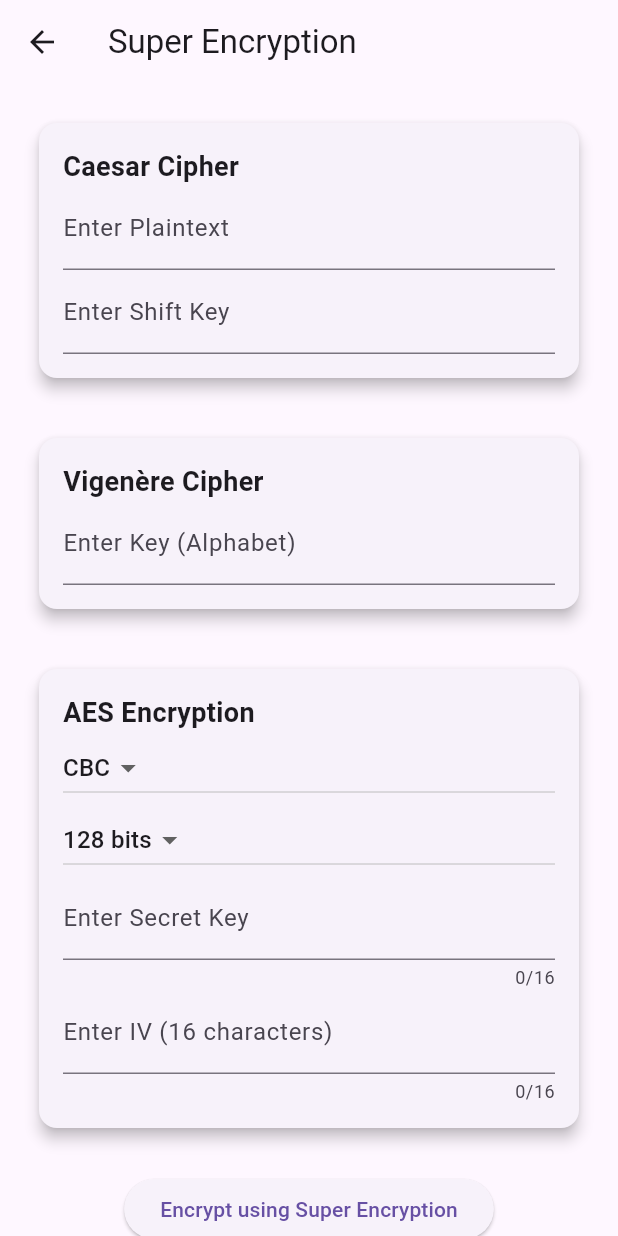
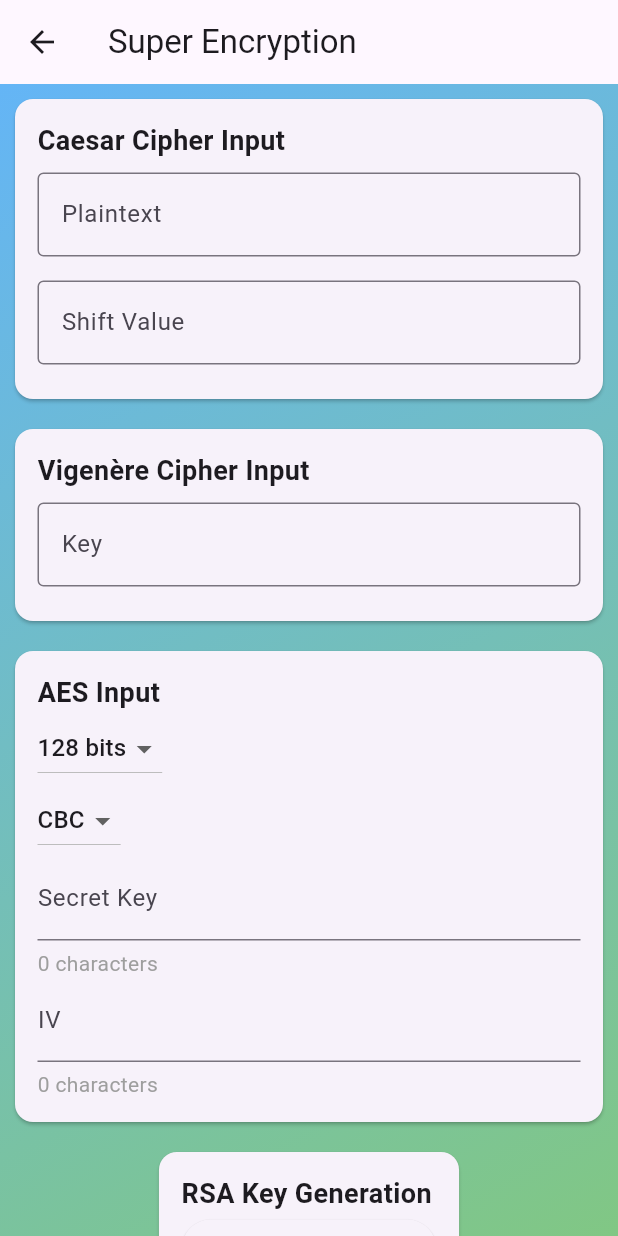
Before and after one commit to AryaRacing/kriptografi, a Flutter app: the SuperEncryptionPage screen opened directly, on a phone screen of 412 x 824 dp. Run offline on Flutter 3.47's test engine with Material 3 defaults, Android fonts, the phone set to English and light mode, and no system bars; missing offline and left inert: encrypt; Roboto replaces fonts that are missing (Raleway).

Commit message:
revisi kripto

```diff
--- a/lib/rsa_page.dart
+++ b/lib/rsa_page.dart
@@ -101,8 +101,10 @@ class _RSAPageState extends State<RSAPage> {
 
   void _decryptText() {
     setState(() {
-      List<int> encryptedChars = _ciphertext.split(', ').map((e) => int.parse(e)).toList();
-      _decryptedText = _decrypt(encryptedChars);
+      if (_ciphertext.isNotEmpty) {
+        List<int> encryptedChars = _ciphertext.split(', ').map((e) => int.parse(e)).toList();
+        _decryptedText = _decrypt(encryptedChars);
+      }
     });
   }
 
@@ -153,7 +155,13 @@ class _RSAPageState extends State<RSAPage> {
               ),
               SizedBox(height: 20),
               ElevatedButton.icon(
-                onPressed: _generateKeys,
+                onPressed: () {
+                  _generateKeys();
+                  setState(() {
+                    _ciphertext = ''; // Clear ciphertext when regenerating keys
+                    _decryptedText = ''; // Clear decrypted text when regenerating keys
+                  });
+                },
                 icon: Icon(Icons.vpn_key),
                 label: Text('Regenerate Key'),
                 style: ElevatedButton.styleFrom(
--- a/lib/super_encryption.dart
+++ b/lib/super_encryption.dart
@@ -1,5 +1,7 @@
 import 'package:flutter/material.dart';
-import 'dart:convert'; // Required for base64 encoding
+import 'dart:convert';
+import 'package:encrypt/encrypt.dart' as encrypt;
+import 'dart:math';
 
 class SuperEncryptionPage extends StatefulWidget {
   @override
@@ -7,290 +9,322 @@ class SuperEncryptionPage extends StatefulWidget {
 }
 
 class _SuperEncryptionPageState extends State<SuperEncryptionPage> {
-  // Controllers for inputs
-  TextEditingController _caesarPlaintextController = TextEditingController();
-  TextEditingController _caesarShiftController = TextEditingController();
-  TextEditingController _vigenereKeyController = TextEditingController();
-  TextEditingController _aesSecretKeyController = TextEditingController();
-  TextEditingController _aesIvController = TextEditingController();
+  final TextEditingController _caesarPlaintextController = TextEditingController();
+  final TextEditingController _caesarShiftController = TextEditingController();
+  final TextEditingController _vigenereKeyController = TextEditingController();
+  final TextEditingController _aesSecretKeyController = TextEditingController();
+  final TextEditingController _aesIVController = TextEditingController();
 
-  String _selectedMode = 'CBC'; // Default mode CBC
-  String _selectedKeySize = '128'; // Default key size
-  String _superEncryptedData = '';
-  String _decryptedData = '';
+  String _selectedKeySize = '128';
+  String _selectedMode = 'CBC';
+  String _finalOutput = '';
+  BigInt _publicKey = BigInt.zero;
+  BigInt _n = BigInt.zero;
+  BigInt _privateKey = BigInt.zero; // Store private key
+  String _rsaKeyDisplay = '';
 
-  // Caesar Cipher Methods
-  String _caesarEncrypt(String plaintext, int shift) {
-    return String.fromCharCodes(
-      plaintext.runes.map((char) {
-        return char + shift;
-      }),
-    );
+  // Predefined set of prime numbers for RSA
+  final List<BigInt> _primes = [
+    BigInt.from(3),
+    BigInt.from(5),
+    BigInt.from(7),
+    BigInt.from(11),
+    BigInt.from(13),
+    BigInt.from(17),
+    BigInt.from(19),
+    BigInt.from(23),
+    BigInt.from(29),
+    BigInt.from(31),
+    BigInt.from(37),
+    BigInt.from(41),
+    BigInt.from(43),
+    BigInt.from(47),
+  ];
+
+  // Method to select random prime from predefined list
+  BigInt _selectRandomPrime() {
+    Random random = Random();
+    return _primes[random.nextInt(_primes.length)];
   }
 
-  String _caesarDecrypt(String ciphertext, int shift) {
-    return String.fromCharCodes(
-      ciphertext.runes.map((char) {
-        return char - shift;
-      }),
-    );
+  // Method to generate a valid public exponent e
+  BigInt _generateDynamicPublicExponent(BigInt phi) {
+    List<BigInt> candidates = [BigInt.from(3), BigInt.from(5), BigInt.from(17), BigInt.from(65537)];
+    for (BigInt candidate in candidates) {
+      if (phi.gcd(candidate) == BigInt.one) {
+        return candidate; // Return the first valid candidate
+      }
+    }
+    return BigInt.from(3); // Default to 3 if no valid candidates found
   }
 
-  // Vigenère Cipher Methods
-  String _vigenereEncrypt(String plaintext, String key) {
+  // Method to handle RSA key generation
+  void _generateRSAKeys() {
+    BigInt p = _selectRandomPrime(); // Generate random prime
+    BigInt q = _selectRandomPrime(); // Generate another random prime
+
+    // Ensure p and q are not the same
+    while (p == q) {
+      q = _selectRandomPrime();
+    }
+
+    _n = p * q;
+    BigInt phi = (p - BigInt.one) * (q - BigInt.one);
+
+    // Generate dynamic public exponent
+    BigInt e = _generateDynamicPublicExponent(phi);
+
+    _privateKey = e.modInverse(phi); // Calculate private exponent
+    _publicKey = e;
+
+    // Update the displayed RSA keys
+    _rsaKeyDisplay = 'Public Key: ($e, $_n)\nPrivate Key: $_privateKey';
+
+    setState(() {}); // Trigger UI update
+  }
+
+  String _caesarCipher(String plaintext, int shift) {
+    return plaintext.split('').map((char) {
+      if (!RegExp(r'[a-zA-Z]').hasMatch(char)) return char;
+      int base = char.codeUnitAt(0) < 97 ? 65 : 97;
+      return String.fromCharCode((char.codeUnitAt(0) - base + shift) % 26 + base);
+    }).join('');
+  }
+
+  String _vigenereCipher(String plaintext, String key) {
     String result = '';
     for (int i = 0, j = 0; i < plaintext.length; i++) {
-      var char = plaintext.codeUnitAt(i);
-      var keyChar = key.codeUnitAt(j % key.length);
-      result += String.fromCharCode((char + keyChar) % 256);
+      var char = plaintext[i];
+      if (RegExp(r'[a-zA-Z]').hasMatch(char)) {
+        int base = char.codeUnitAt(0) < 97 ? 65 : 97;
+        int shift = key[j % key.length].toUpperCase().codeUnitAt(0) - 65;
+        result += String.fromCharCode((char.codeUnitAt(0) - base + shift) % 26 + base);
         j++;
+      } else {
+        result += char;
+      }
     }
     return result;
   }
 
-  String _vigenereDecrypt(String ciphertext, String key) {
-    String result = '';
-    for (int i = 0, j = 0; i < ciphertext.length; i++) {
-      var char = ciphertext.codeUnitAt(i);
-      var keyChar = key.codeUnitAt(j % key.length);
-      result += String.fromCharCode(
-          (char - keyChar + 256) % 256); // Ensure positive result
-      j++;
-    }
-    return result;
+  String _aesEncrypt(String plaintext, String secretKey, {String? iv}) {
+    final key = encrypt.Key.fromUtf8(secretKey.padRight(32, '0')); // Pad to 32 characters
+    final encrypter = encrypt.Encrypter(encrypt.AES(key));
+    final ivValue = iv != null ? encrypt.IV.fromUtf8(iv) : encrypt.IV.fromLength(16); // Default IV if ECB
+
+    final encrypted = encrypter.encrypt(plaintext, iv: ivValue);
+    return encrypted.base64;
   }
 
-  String _aesEncrypt(String plaintext, String secretKey, String iv) {
-    // Add your AES encryption logic here (this is just a placeholder)
-    return base64.encode(utf8.encode(plaintext)); // Placeholder encoding
+  String _rsaEncrypt(String plaintext) {
+    final encoded = utf8.encode(plaintext);
+    final bigIntPlaintext = BigInt.from(encoded[0]); // Simplified RSA Encryption for demonstration
+    final encrypted = bigIntPlaintext.modPow(_publicKey, _n);
+    return encrypted.toString();
   }
 
-  String _aesDecrypt(String ciphertext) {
-    // Add your AES decryption logic here (this is just a placeholder)
-    return utf8.decode(base64.decode(ciphertext)); // Placeholder decoding
+  void _superEncrypt() {
+    String caesarPlaintext = _caesarPlaintextController.text;
+    int caesarShift = int.parse(_caesarShiftController.text);
+    String vigenereKey = _vigenereKeyController.text;
+    String aesSecretKey = _aesSecretKeyController.text;
+    String? aesIV = _selectedMode == 'CBC' ? _aesIVController.text : null; // Get IV if CBC mode
+
+    // Validate secret key length
+    if ((aesSecretKey.length != 16 && _selectedKeySize == '128') ||
+        (aesSecretKey.length != 24 && _selectedKeySize == '192') ||
+        (aesSecretKey.length != 32 && _selectedKeySize == '256')) {
+      showDialog(
+        context: context,
+        builder: (context) => AlertDialog(
+          title: Text('Invalid Key Length'),
+          content: Text('Secret key must be ${_selectedKeySize == '128' ? '16' : _selectedKeySize == '192' ? '24' : '32'} characters long for $_selectedKeySize bits.'),
+          actions: [
+            TextButton(
+              onPressed: () => Navigator.of(context).pop(),
+              child: Text('OK'),
+            ),
+          ],
+        ),
+      );
+      return;
     }
 
-  String _superEncrypt() {
-    // Get user inputs
-    String caesarText = _caesarEncrypt(_caesarPlaintextController.text,
-        int.parse(_caesarShiftController.text));
-    String vigenereText =
-        _vigenereEncrypt(caesarText, _vigenereKeyController.text);
-    String aesText = _aesEncrypt(
-        vigenereText, _aesSecretKeyController.text, _aesIvController.text);
+    // Perform Caesar Cipher encryption
+    String caesarEncrypted = _caesarCipher(caesarPlaintext, caesarShift);
 
-    // Store the final result
-    _superEncryptedData = aesText; // Store AES output for later decryption
-    return aesText;
+    // Perform Vigenère Cipher encryption
+    String vigenereEncrypted = _vigenereCipher(caesarEncrypted, vigenereKey);
+
+    // Perform AES encryption
+    String aesEncrypted = _aesEncrypt(vigenereEncrypted, aesSecretKey, iv: aesIV);
+
+    // Perform RSA encryption on the AES result
+    String rsaEncrypted = _rsaEncrypt(aesEncrypted);
+
+    // Combine results
+    _finalOutput = 'Caesar: $caesarEncrypted\nVigenère: $vigenereEncrypted\nAES: $aesEncrypted\nRSA: $rsaEncrypted';
+
+    // Display the final output
+    showDialog(
+      context: context,
+      builder: (context) => AlertDialog(
+        title: Text('Super Encryption Result', style: TextStyle(fontWeight: FontWeight.bold)),
+        content: Text(_finalOutput),
+        actions: [
+          TextButton(
+            onPressed: () => Navigator.of(context).pop(),
+            child: Text('OK'),
+          ),
+        ],
+      ),
+    );
   }
 
-  String _superDecrypt() {
-    String aesText = _superEncryptedData; // Get encrypted data
-    String decryptedAesText = _aesDecrypt(aesText);
-    String vigenereText =
-        _vigenereDecrypt(decryptedAesText, _vigenereKeyController.text);
-    String caesarText =
-        _caesarDecrypt(vigenereText, int.parse(_caesarShiftController.text));
-
-    return caesarText; // Return final decrypted plaintext
+Widget _buildTextField(TextEditingController controller, String label, {TextInputType keyboardType = TextInputType.text, bool obscureText = false}) {
+    return Padding(
+      padding: const EdgeInsets.symmetric(vertical: 8.0),
+      child: TextField(
+        controller: controller,
+        decoration: InputDecoration(
+          labelText: label,
+          border: OutlineInputBorder(),
+        ),
+        keyboardType: keyboardType,
+        obscureText: obscureText,
+      ),
+    );
   }
-
-  // Method to validate key size for AES
-  bool _validateKeySize(String secretKey) {
-    int requiredLength = 0;
-    if (_selectedKeySize == '128') {
-      requiredLength = 16;
-    } else if (_selectedKeySize == '192') {
-      requiredLength = 24;
-    } else if (_selectedKeySize == '256') {
-      requiredLength = 32;
-    }
-
-    return secretKey.length == requiredLength;
-  }
-
-  // Main Widget
   @override
   Widget build(BuildContext context) {
     return Scaffold(
-      appBar: AppBar(
-        title: Text('Super Encryption'),
+      appBar: AppBar(title: Text('Super Encryption')),
+      body: Container(
+        decoration: BoxDecoration(
+          gradient: LinearGradient(
+            colors: [Colors.blue[300]!, Colors.green[300]!],
+            begin: Alignment.topLeft,
+            end: Alignment.bottomRight,
           ),
-      body: SingleChildScrollView(
-        padding: EdgeInsets.all(16.0),
+        ),
+        child: SingleChildScrollView(
           child: Column(
             children: [
-            // Caesar Cipher Input
-            _buildCaesarCipherInput(),
-            SizedBox(height: 20),
+              _buildInputCard('Caesar Cipher Input', [
+                _buildTextField(_caesarPlaintextController, 'Plaintext'),
+                _buildTextField(_caesarShiftController, 'Shift Value', keyboardType: TextInputType.number),
+              ]),
+              _buildInputCard('Vigenère Cipher Input', [
+                _buildTextField(_vigenereKeyController, 'Key'),
+              ]),
+              _buildInputCard('AES Input', [
+                _buildDropdownKeySize(),
+                _buildDropdownMode(),
+                _buildTextFieldWithCount(_aesSecretKeyController, 'Secret Key', obscureText: false), // Changed obscureText to false
+                if (_selectedMode == 'CBC') _buildTextFieldWithCount(_aesIVController, 'IV', obscureText: true),
+              ]),
+              _buildRSAInputCard(), // Updated RSA card
+              ElevatedButton(
+                onPressed: _superEncrypt,
+                child: Text('Super Encrypt'),
+                style: ElevatedButton.styleFrom(
+                  backgroundColor: Colors.green,
+                  textStyle: TextStyle(fontWeight: FontWeight.bold),
+                ),
+              ),
+            ],
+          ),
+        ),
+      ),
+    );
+  }
 
-            // Vigenère Cipher Input
-            _buildVigenereCipherInput(),
-            SizedBox(height: 20),
-
-            // AES Input
-            _buildAesInput(),
-            SizedBox(height: 20),
-
-            // Final Encrypt Button for Super Encryption
-            ElevatedButton(
-              onPressed: () {
-                if (_validateKeySize(_aesSecretKeyController.text)) {
-                  setState(() {
-                    _superEncryptedData = _superEncrypt();
-                  });
-                } else {
-                  ScaffoldMessenger.of(context).showSnackBar(SnackBar(
-                      content: Text(
-                          'Invalid Secret Key length for the selected key size')));
-                }
-              },
-              child: Text('Encrypt using Super Encryption'),
-            ),
-            SizedBox(height: 20),
-
-            // Output for Super Encrypted Data
-            SelectableText(
-              'Super Encrypted Data: $_superEncryptedData',
-              style: TextStyle(fontSize: 16, color: Colors.green),
-            ),
-            SizedBox(height: 20),
-
-            // Button for Decryption
-            ElevatedButton(
-              onPressed: () {
-                setState(() {
-                  _decryptedData = _superDecrypt();
-                });
-              },
-              child: Text('Decrypt Super Encrypted Data'),
-            ),
-            SizedBox(height: 20),
-
-            // Output for Decrypted Data
-            SelectableText(
-              'Decrypted Data: $_decryptedData',
-              style: TextStyle(fontSize: 16, color: Colors.red),
-            ),
+  // Card builder for inputs
+  Widget _buildInputCard(String title, List<Widget> children) {
+    return Card(
+      margin: EdgeInsets.all(10),
+      child: Padding(
+        padding: EdgeInsets.all(15),
+        child: Column(
+          crossAxisAlignment: CrossAxisAlignment.start,
+          children: [
+            Text(title, style: TextStyle(fontSize: 18, fontWeight: FontWeight.bold)),
+            ...children,
           ],
         ),
       ),
     );
   }
 
-  // Caesar Cipher Input Widget
-  Widget _buildCaesarCipherInput() {
-    return Card(
-      elevation: 4,
-      margin: EdgeInsets.all(10),
-      child: Padding(
-        padding: const EdgeInsets.all(16.0),
-        child: Column(
-          crossAxisAlignment: CrossAxisAlignment.stretch,
+  // Card builder for AES input with character count
+Widget _buildTextFieldWithCount(TextEditingController controller, String label, {bool obscureText = false}) {
+  return Column(
+    crossAxisAlignment: CrossAxisAlignment.start,
     children: [
-            Text('Caesar Cipher',
-                style: TextStyle(fontSize: 18, fontWeight: FontWeight.bold)),
       TextField(
-              controller: _caesarPlaintextController,
-              decoration: InputDecoration(labelText: 'Enter Plaintext'),
+        controller: controller,
+        decoration: InputDecoration(labelText: label),
+        obscureText: obscureText, // Set this to false when calling for AES secret key
       ),
-            TextField(
-              controller: _caesarShiftController,
-              decoration: InputDecoration(labelText: 'Enter Shift Key'),
-              keyboardType: TextInputType.number,
+      Padding(
+        padding: const EdgeInsets.only(top: 5.0),
+        child: Text('${controller.text.length} characters', style: TextStyle(color: Colors.grey)),
       ),
     ],
-        ),
-      ),
+  );
+}
+  // Dropdown for AES key size selection
+  Widget _buildDropdownKeySize() {
+    return DropdownButton<String>(
+      value: _selectedKeySize,
+      items: <String>['128', '192', '256'].map<DropdownMenuItem<String>>((String value) {
+        return DropdownMenuItem<String>(
+          value: value,
+          child: Text('$value bits'),
+        );
+      }).toList(),
+      onChanged: (String? newValue) {
+        setState(() {
+          _selectedKeySize = newValue!;
+        });
+      },
     );
   }
 
-  // Vigenère Cipher Input Widget
-  Widget _buildVigenereCipherInput() {
-    return Card(
-      elevation: 4,
-      margin: EdgeInsets.all(10),
-      child: Padding(
-        padding: const EdgeInsets.all(16.0),
-        child: Column(
-          crossAxisAlignment: CrossAxisAlignment.stretch,
-          children: [
-            Text('Vigenère Cipher',
-                style: TextStyle(fontSize: 18, fontWeight: FontWeight.bold)),
-            TextField(
-              controller: _vigenereKeyController,
-              decoration: InputDecoration(labelText: 'Enter Key (Alphabet)'),
-            ),
-          ],
-        ),
-      ),
+  // Dropdown for AES mode selection
+  Widget _buildDropdownMode() {
+    return DropdownButton<String>(
+      value: _selectedMode,
+      items: <String>['CBC', 'ECB'].map<DropdownMenuItem<String>>((String value) {
+        return DropdownMenuItem<String>(
+          value: value,
+          child: Text(value),
         );
-  }
-
-  // AES Input Widget
-  Widget _buildAesInput() {
-    return Card(
-      elevation: 4,
-      margin: EdgeInsets.all(10),
-      child: Padding(
-        padding: const EdgeInsets.all(16.0),
-        child: Column(
-          crossAxisAlignment: CrossAxisAlignment.stretch,
-          children: [
-            Text('AES Encryption',
-                style: TextStyle(fontSize: 18, fontWeight: FontWeight.bold)),
-            DropdownButton<String>(
-              value: _selectedMode,
+      }).toList(),
       onChanged: (String? newValue) {
         setState(() {
           _selectedMode = newValue!;
         });
       },
-              items: <String>['CBC', 'ECB']
-                  .map<DropdownMenuItem<String>>((String value) {
-                return DropdownMenuItem<String>(
-                  value: value,
-                  child: Text(value),
     );
-              }).toList(),
+  }
+
+  // Build RSA card for key display
+  Widget _buildRSAInputCard() {
+    return Card(
+      margin: EdgeInsets.all(10),
+      child: Padding(
+        padding: EdgeInsets.all(15),
+        child: Column(
+          crossAxisAlignment: CrossAxisAlignment.start,
+          children: [
+            Text('RSA Key Generation', style: TextStyle(fontSize: 18, fontWeight: FontWeight.bold)),
+            ElevatedButton(
+              onPressed: _generateRSAKeys,
+              child: Text('Generate RSA Keys'),
             ),
-            DropdownButton<String>(
-              value: _selectedKeySize,
-              onChanged: (String? newValue) {
-                setState(() {
-                  _selectedKeySize = newValue!;
-                });
-              },
-              items: <String>['128', '192', '256']
-                  .map<DropdownMenuItem<String>>((String value) {
-                return DropdownMenuItem<String>(
-                  value: value,
-                  child: Text('$value bits'),
-                );
-              }).toList(),
-            ),
-            TextField(
-              controller: _aesSecretKeyController,
-              decoration: InputDecoration(
-                labelText: 'Enter Secret Key',
-                hintText: 'Key length based on selected size (16/24/32 chars)',
-              ),
-              obscureText: true,
-              maxLength: _selectedKeySize == '128'
-                  ? 16
-                  : _selectedKeySize == '192'
-                      ? 24
-                      : 32, // Max length based on key size
-            ),
-            if (_selectedMode == 'CBC')
-              TextField(
-                controller: _aesIvController,
-                decoration: InputDecoration(
-                  labelText: 'Enter IV (16 characters)',
-                ),
-                obscureText: true,
-                maxLength: 16,
-              ),
+            SizedBox(height: 10),
+            Text(_rsaKeyDisplay, style: TextStyle(fontSize: 14, color: Colors.grey)),
           ],
         ),
       ),
--- a/lib/vigenere_cipher.dart
+++ b/lib/vigenere_cipher.dart
@@ -42,8 +42,14 @@ class _VigenereCipherScreenState extends State<VigenereCipherScreen> {
       return;
     }
 
-  // Check if the key contains non-alphabetic characters
-    if (!_key.contains(RegExp(r'^[A-Za-z]+$'))) {
+    // Check if the input text contains non-alphabetic characters (excluding spaces)
+    if (_inputText.contains(RegExp(r'[^A-Za-z\s]'))) {
+      _showErrorDialog('Input text tidak boleh mengandung angka atau karakter non-alfabet');
+      return;
+    }
+
+    // Check if the key contains non-alphabetic characters
+    if (!_key.contains(RegExp(r'^[A-Za-z\s]+$'))) {
       _showErrorDialog('Kunci harus berupa huruf alfabet saja');
       return;
     }
@@ -64,8 +70,14 @@ class _VigenereCipherScreenState extends State<VigenereCipherScreen> {
       return;
     }
 
-  // Check if the key contains non-alphabetic characters
-    if (!_key.contains(RegExp(r'^[A-Za-z]+$'))) {
+    // Check if the input text contains non-alphabetic characters (excluding spaces)
+    if (_inputText.contains(RegExp(r'[^A-Za-z\s]'))) {
+      _showErrorDialog('Input text tidak boleh mengandung angka atau karakter non-alfabet');
+      return;
+    }
+
+    // Check if the key contains non-alphabetic characters
+    if (!_key.contains(RegExp(r'^[A-Za-z\s]+$'))) {
       _showErrorDialog('Kunci harus berupa huruf alfabet saja');
       return;
     }
@@ -95,7 +107,7 @@ class _VigenereCipherScreenState extends State<VigenereCipherScreen> {
 
         keyIndex++;
       } else {
-        result += char; // Non-alphabetical characters remain the same
+        result += char; // Non-alphabetical characters (including spaces) remain the same
       }
     }
 
```
Also changed, not shown: lib/caesar_cipher.dart (+79 -76 lines), lib/rsa_key_generator.dart (+5 -2 lines). Lines whose indentation alone changed are shown as unchanged.
